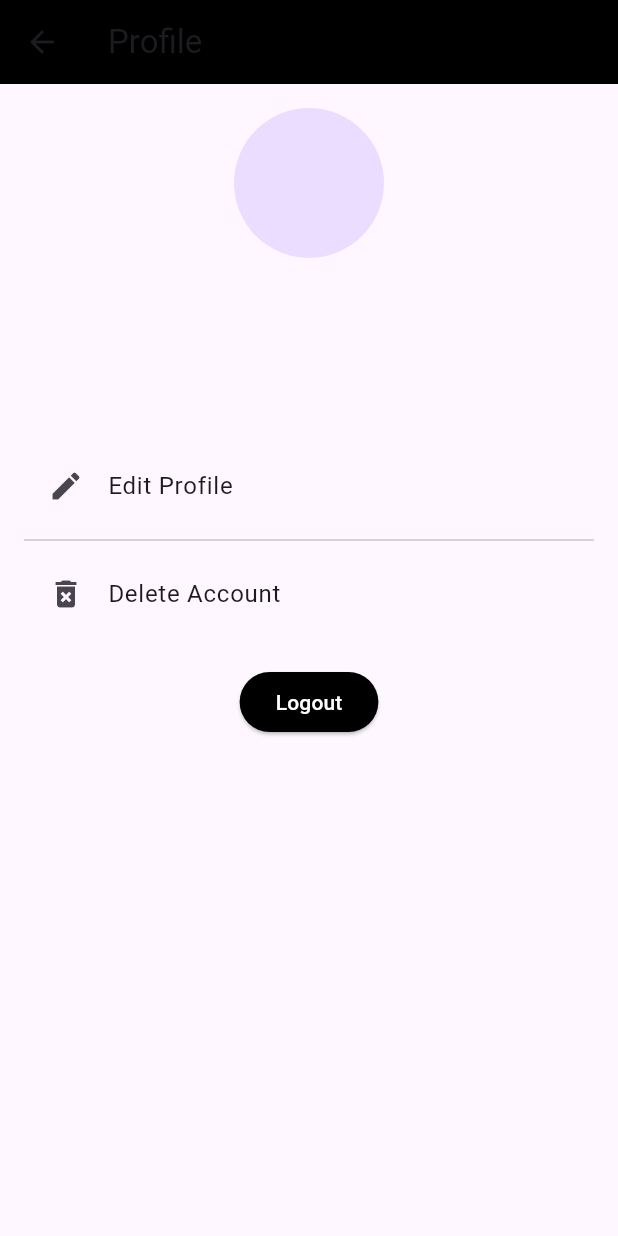
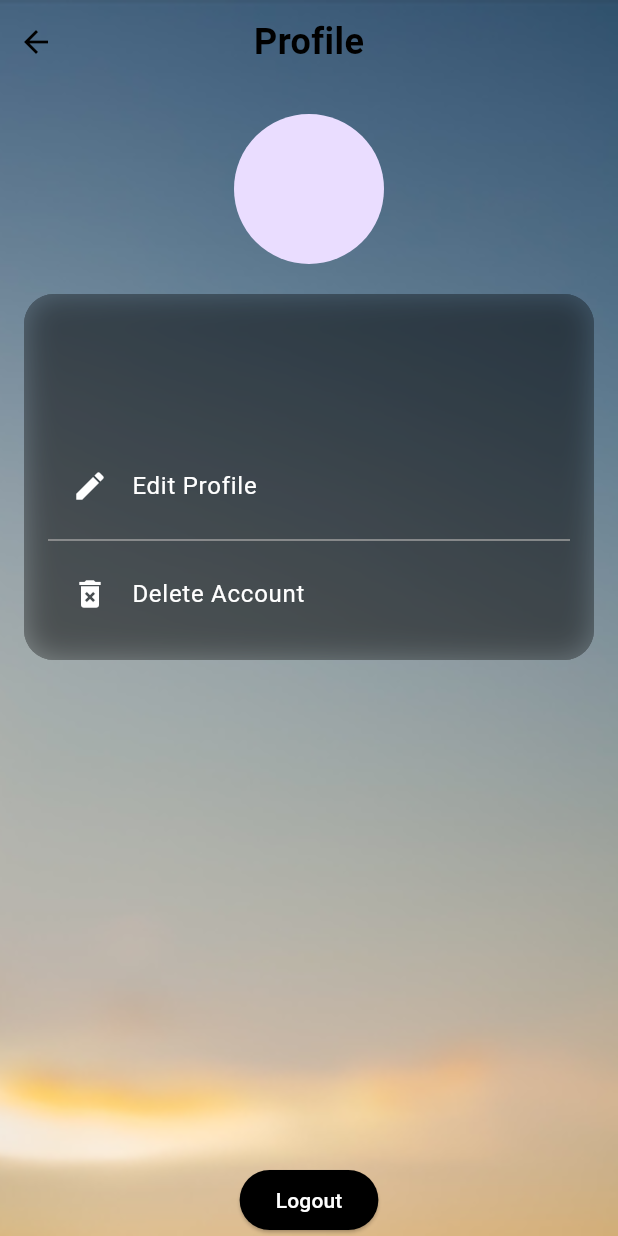
Before and after one commit to MuhammadTahmidurRahman/CSE-299-FACE-RECPGNITION-APP, a Flutter app: the ProfilePage screen opened directly, on a phone screen of 412 x 824 dp. Run offline on Flutter 3.47's test engine with Material 3 defaults, Android fonts, the phone set to English and light mode, and no system bars; our stand-ins replace firebase_auth, firebase_core, firebase_database, firebase_storage, google_sign_in, image_picker and 2 more; missing offline and left inert: mobile_scanner; accounts and stored records are empty.

Commit message:
updated file

```diff
--- a/lib/profile.dart
+++ b/lib/profile.dart
@@ -2,7 +2,9 @@ import 'package:flutter/material.dart';
 import 'package:firebase_auth/firebase_auth.dart';
 import 'package:firebase_database/firebase_database.dart';
 import 'package:firebase_storage/firebase_storage.dart';
+import 'createorjoinroom.dart';
 import 'login.dart';
+import 'dart:ui'; // For ImageFilter
 
 class ProfilePage extends StatefulWidget {
   @override
@@ -18,7 +20,7 @@ class _ProfilePageState extends State<ProfilePage> {
   @override
   void initState() {
     super.initState();
-    _fetchUserProfile();
+    _listenForProfileChanges();
   }
 
   @override
@@ -27,36 +29,41 @@ class _ProfilePageState extends State<ProfilePage> {
     super.dispose();
   }
 
-  Future<void> _fetchUserProfile() async {
+  // Real-time listener for user profile
+  void _listenForProfileChanges() {
     if (user != null) {
-      DatabaseReference userRef = _database.child('users').child(user!.uid);
-      DataSnapshot snapshot = await userRef.get();
-
-      if (snapshot.exists) {
-        Map<dynamic, dynamic> userData = snapshot.value as Map<dynamic, dynamic>;
+      DatabaseReference userRef = _database.child('users/${user!.uid}');
+      userRef.onValue.listen((event) {
+        final data = event.snapshot.value as Map<dynamic, dynamic>?;
+        if (data != null) {
           setState(() {
-          _profileImageUrl = userData['photo'] ?? '';
-          _nameController.text = userData['name'] ?? '';
+            _profileImageUrl = data['photo'] ?? '';
+            _nameController.text = data['name'] ?? '';
+          });
+        }
       });
     }
   }
-  }
 
+  // Update name in 'users' and 'rooms'
   Future<void> _updateDisplayName(String newName) async {
     if (user != null) {
       String uid = user!.uid;
+
+      // Update user's name in Firebase Auth
       await user!.updateDisplayName(newName);
       await user!.reload();
+      FirebaseAuth.instance.currentUser;
+
+      // Update name in the users node
+      await _database.child('users/$uid').update({'name': newName});
+
+      // Update the local state to reflect the new name instantly
       setState(() {
-        FirebaseAuth.instance.currentUser;
+        _nameController.text = newName;
       });
 
-      // Update the name in 'users' node
-      await _database.child('users').child(uid).update({
-        'name': newName,
-      });
-
-      // Update the name in all 'rooms' where the user is a host or participant
+      // Update name in all rooms where the user is a host or participant
       DatabaseReference roomsRef = _database.child('rooms');
       DataSnapshot roomsSnapshot = await roomsRef.get();
 
@@ -68,25 +75,20 @@ class _ProfilePageState extends State<ProfilePage> {
 
           // Update if user is the host
           if (roomData['hostId'] == uid) {
-            await roomsRef.child(roomId).update({
-              'hostName': newName,
-            });
+            await roomsRef.child(roomId).update({'hostName': newName});
           }
 
           // Update if user is a participant
           if (roomData['participants'] != null) {
             Map<dynamic, dynamic> participants = roomData['participants'];
             if (participants.containsKey(uid)) {
-              await roomsRef.child(roomId).child('participants').child(uid).update({
-                'name': newName,
-              });
+              await roomsRef.child(roomId).child('participants').child(uid).update({'name': newName});
             }
           }
         }
       }
     }
   }
-
 
   void _showEditNameDialog() {
     showDialog(
@@ -120,7 +122,48 @@ class _ProfilePageState extends State<ProfilePage> {
     );
   }
 
-  // Show a confirmation dialog before account deletion
+  Future<void> _deleteAccount() async {
+    try {
+      if (user != null) {
+        String uid = user!.uid;
+
+        // Delete profile image from Firebase Storage
+        if (_profileImageUrl != null && _profileImageUrl!.isNotEmpty) {
+          await FirebaseStorage.instance.refFromURL(_profileImageUrl!).delete();
+        }
+
+        // Delete user data from Firebase Realtime Database
+        await _database.child('users/$uid').remove();
+
+        // Delete user's hosted rooms
+        DatabaseReference roomsRef = _database.child('rooms');
+        DataSnapshot snapshot = await roomsRef.get();
+        if (snapshot.exists) {
+          Map<dynamic, dynamic> roomsData = snapshot.value as Map<dynamic, dynamic>;
+          for (var roomId in roomsData.keys) {
+            final room = roomsData[roomId];
+            if (room['hostId'] == uid) {
+              await roomsRef.child(roomId).remove();
+            }
+          }
+        }
+
+        // Delete user account from Firebase Auth
+        await user!.delete();
+
+        // Navigate back to login page
+        Navigator.pushReplacement(
+          context,
+          MaterialPageRoute(builder: (context) => LoginPage()),
+        );
+      }
+    } catch (e) {
+      ScaffoldMessenger.of(context).showSnackBar(
+        SnackBar(content: Text('Error deleting account: ${e.toString()}')),
+      );
+    }
+  }
+
   void _showDeleteAccountDialog() {
     showDialog(
       context: context,
@@ -135,11 +178,12 @@ class _ProfilePageState extends State<ProfilePage> {
               },
               child: Text('Cancel'),
             ),
-            TextButton(
+            ElevatedButton(
               onPressed: () async {
                 Navigator.of(context).pop();
                 await _deleteAccount();
               },
+              style: ElevatedButton.styleFrom(backgroundColor: Colors.red),
               child: Text('Delete'),
             ),
           ],
@@ -148,77 +192,44 @@ class _ProfilePageState extends State<ProfilePage> {
     );
   }
 
-  Future<void> _deleteAccount() async {
-    try {
-      if (user != null) {
-        String uid = user!.uid;
-
-        // Delete user profile image from Firebase Storage if it exists
-        if (_profileImageUrl != null && _profileImageUrl!.isNotEmpty) {
-          await FirebaseStorage.instance.refFromURL(_profileImageUrl!).delete();
-        }
-
-        // Delete user data from Realtime Database
-        await _database.child('users').child(uid).remove();
-
-        // Reference to the Firebase Storage
-        final storageRef = FirebaseStorage.instance.ref();
-
-        // Delete user's hosted rooms from the 'rooms' node and images within each room
-        final roomsRef = _database.child('rooms');
-        final snapshot = await roomsRef.get();
-
-        if (snapshot.exists) {
-          Map<dynamic, dynamic> roomsData = snapshot.value as Map<dynamic, dynamic>;
-
-          // Loop through each room and delete associated images and room data
-          for (var roomId in roomsData.keys) {
-            final room = roomsData[roomId];
-            if (room['hostId'] == uid) {
-
-              // Delete images in Firebase Storage for this room
-              final roomImagesRef = storageRef.child('rooms/$roomId');
-              final ListResult images = await roomImagesRef.listAll();
-
-              for (var item in images.items) {
-                await item.delete();  // Delete each image
-              }
-
-              // Delete room details in Realtime Database
-              await roomsRef.child(roomId).remove();
-            }
-          }
-        }
-
-        // Delete user from Firebase Authentication
-        await user!.delete();
-
-        // Navigate to the login page after successful account deletion
-        Navigator.pushReplacement(
-          context,
-          MaterialPageRoute(builder: (context) => LoginPage()),
-        );
-      }
-    } catch (e) {
-      ScaffoldMessenger.of(context).showSnackBar(
-        SnackBar(content: Text('Error deleting account: ${e.toString()}')),
-      );
-    }
-  }
-
-
   @override
   Widget build(BuildContext context) {
     return Scaffold(
-      appBar: AppBar(
-        title: Text('Profile'),
-        backgroundColor: Colors.black,
-      ),
-      body: Padding(
-        padding: const EdgeInsets.all(16.0),
+      body: Stack(
+        fit: StackFit.expand,
+        children: [
+          Image.asset('assets/hpbg1.png', fit: BoxFit.cover),
+          SafeArea(
             child: Column(
               crossAxisAlignment: CrossAxisAlignment.start,
               children: [
+                Container(
+                  height: kToolbarHeight,
+                  child: Stack(
+                    children: [
+                      Align(
+                        alignment: Alignment.center,
+                        child: Text(
+                          'Profile',
+                          style: TextStyle(fontSize: 24, fontWeight: FontWeight.bold, color: Colors.black),
+                        ),
+                      ),
+                      Align(
+                        alignment: Alignment.centerLeft,
+                        child: IconButton(
+                          icon: Icon(Icons.arrow_back, color: Colors.black),
+                          onPressed: () {
+                            Navigator.pushReplacement(
+                              context,
+                              MaterialPageRoute(builder: (context) => CreateOrJoinRoomPage()),
+                            );
+                          },
+                        ),
+                      ),
+                    ],
+                  ),
+                ),
+                SizedBox(height: 20),
                 Center(
                   child: CircleAvatar(
                     radius: 50,
@@ -228,38 +239,69 @@ class _ProfilePageState extends State<ProfilePage> {
                   ),
                 ),
                 SizedBox(height: 20),
+                Expanded(
+                  child: Column(
+                    children: [
+                      Container(
+                        margin: EdgeInsets.symmetric(horizontal: 16),
+                        decoration: BoxDecoration(
+                          color: Colors.black.withOpacity(0.4),
+                          borderRadius: BorderRadius.circular(20),
+                        ),
+                        child: ClipRRect(
+                          borderRadius: BorderRadius.circular(20),
+                          child: BackdropFilter(
+                            filter: ImageFilter.blur(sigmaX: 10, sigmaY: 10),
+                            child: Container(
+                              padding: EdgeInsets.all(16),
+                              decoration: BoxDecoration(
+                                color: Colors.black.withOpacity(0.2),
+                              ),
+                              child: Column(
+                                children: [
                                   Center(
                                     child: Text(
                                       user?.displayName ?? _nameController.text,
-                style: TextStyle(fontSize: 22, fontWeight: FontWeight.bold),
+                                      style: TextStyle(fontSize: 22, fontWeight: FontWeight.bold, color: Colors.white),
                                     ),
                                   ),
                                   SizedBox(height: 10),
                                   Center(
                                     child: Text(
                                       user?.email ?? 'No Email',
-                style: TextStyle(fontSize: 16, color: Colors.grey),
+                                      style: TextStyle(fontSize: 16, color: Colors.white),
                                     ),
                                   ),
-            SizedBox(height: 40),
-            ListTile(
-              leading: Icon(Icons.edit),
-              title: Text('Edit Profile'),
+                                  SizedBox(height: 20),
+                                  GestureDetector(
                                     onTap: _showEditNameDialog,
+                                    child: ListTile(
+                                      leading: Icon(Icons.edit, color: Colors.white),
+                                      title: Text('Edit Profile', style: TextStyle(color: Colors.white)),
+                                      tileColor: Colors.white.withOpacity(0.1),
+                                      shape: RoundedRectangleBorder(borderRadius: BorderRadius.circular(15)),
                                     ),
-            Divider(),
-            ListTile(
-              leading: Icon(Icons.delete_forever),
-              title: Text('Delete Account'),
+                                  ),
+                                  Divider(color: Colors.grey),
+                                  GestureDetector(
                                     onTap: _showDeleteAccountDialog,
+                                    child: ListTile(
+                                      leading: Icon(Icons.delete_forever, color: Colors.white),
+                                      title: Text('Delete Account', style: TextStyle(color: Colors.white)),
+                                      tileColor: Colors.white.withOpacity(0.1),
+                                      shape: RoundedRectangleBorder(borderRadius: BorderRadius.circular(15)),
                                     ),
-            SizedBox(height: 20),
+                                  ),
+                                ],
+                              ),
+                            ),
+                          ),
+                        ),
+                      ),
+                      Spacer(),
                       Center(
                         child: ElevatedButton(
-                style: ElevatedButton.styleFrom(
-                  backgroundColor: Colors.black,
-                  foregroundColor: Colors.white,
-                ),
+                          style: ElevatedButton.styleFrom(backgroundColor: Colors.black, foregroundColor: Colors.white),
                           onPressed: () async {
                             await FirebaseAuth.instance.signOut();
                             Navigator.pushReplacement(
@@ -273,6 +315,11 @@ class _ProfilePageState extends State<ProfilePage> {
                     ],
                   ),
                 ),
+              ],
+            ),
+          ),
+        ],
+      ),
     );
   }
 }
```
Also changed, not shown: lib/createorjoinroom.dart (+59 -28 lines). Lines whose indentation alone changed are shown as unchanged.
